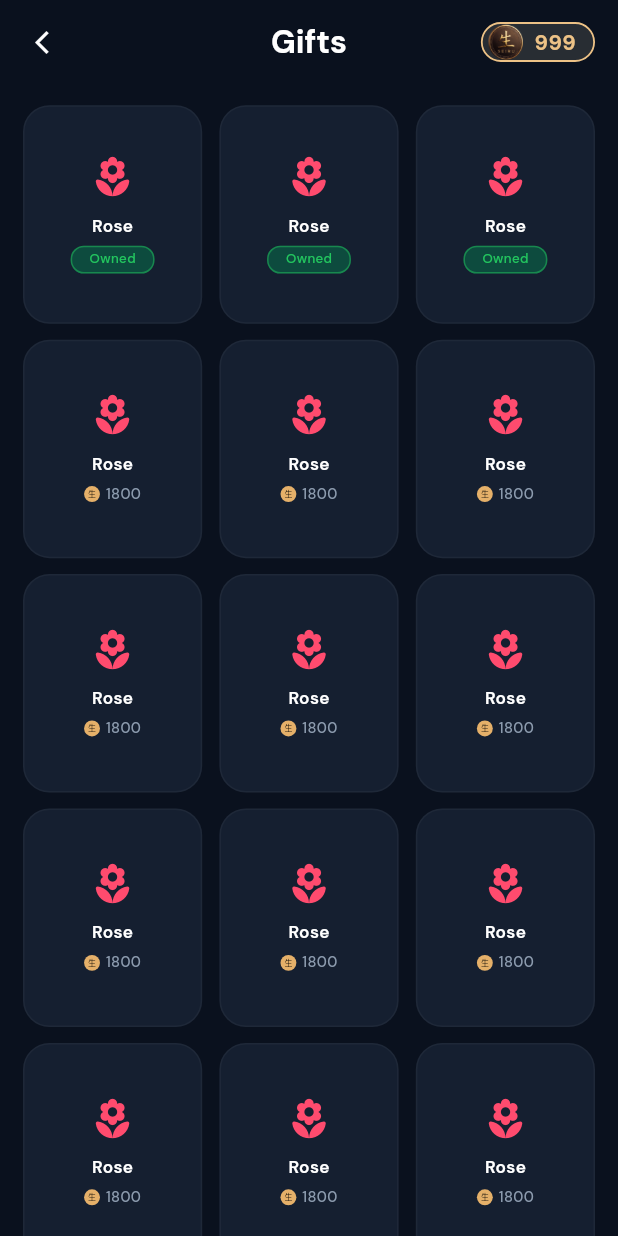
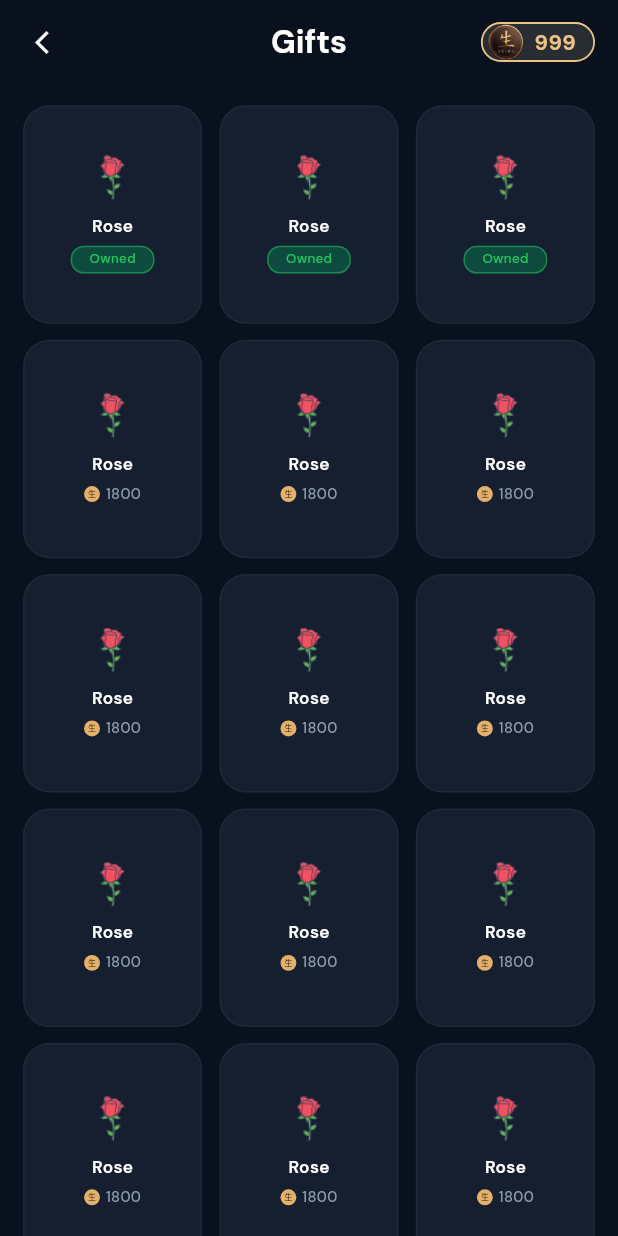
Before and after one commit to erfanworks/finding_partner_futter_app, a Flutter app: the ShopGiftsScreen screen opened by its route, on a phone screen of 412 x 824 dp. Run offline on Flutter 3.47's test engine with Material 3 defaults, Android fonts, the phone set to English and light mode, and no system bars; our stand-ins replace flutter_screenutil, flutter_svg, get, google_fonts, pinput; network calls fail.

Commit message:
gift_screen.dart update running...

```diff
--- a/lib/features/shop_flow/presentation/screen/gift_screen.dart
+++ b/lib/features/shop_flow/presentation/screen/gift_screen.dart
@@ -104,11 +104,11 @@ class ShopGiftsScreen extends StatelessWidget {
         child: Column(
           mainAxisAlignment: MainAxisAlignment.center,
           children: [
-            // Rose Icon Placeholder (Replace with Image.asset if needed)
-            Icon(
-              Icons.local_florist_rounded,
-              color: const Color(0xFFFF4B6E),
-              size: 34.r,
+            // Rose Icon (Using Image asset)
+            Image.asset(
+              AppImages.roseImg,
+              height: 34.r,
+              width: 34.r,
             ),
             SizedBox(height: 10.h),
 
```
